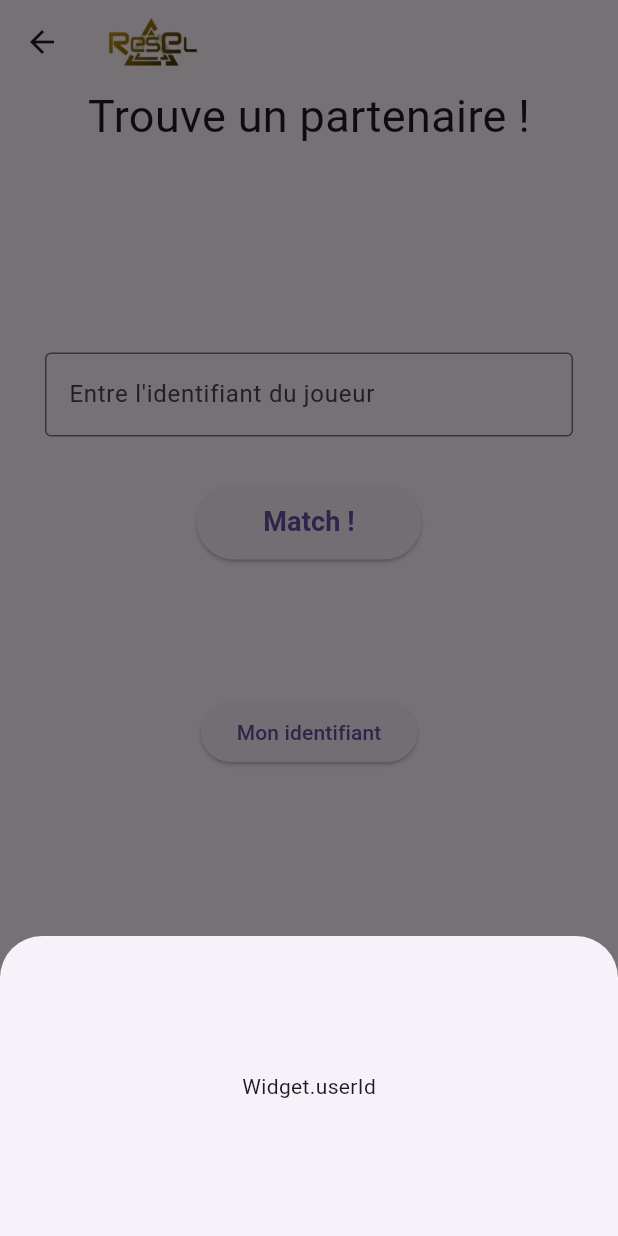
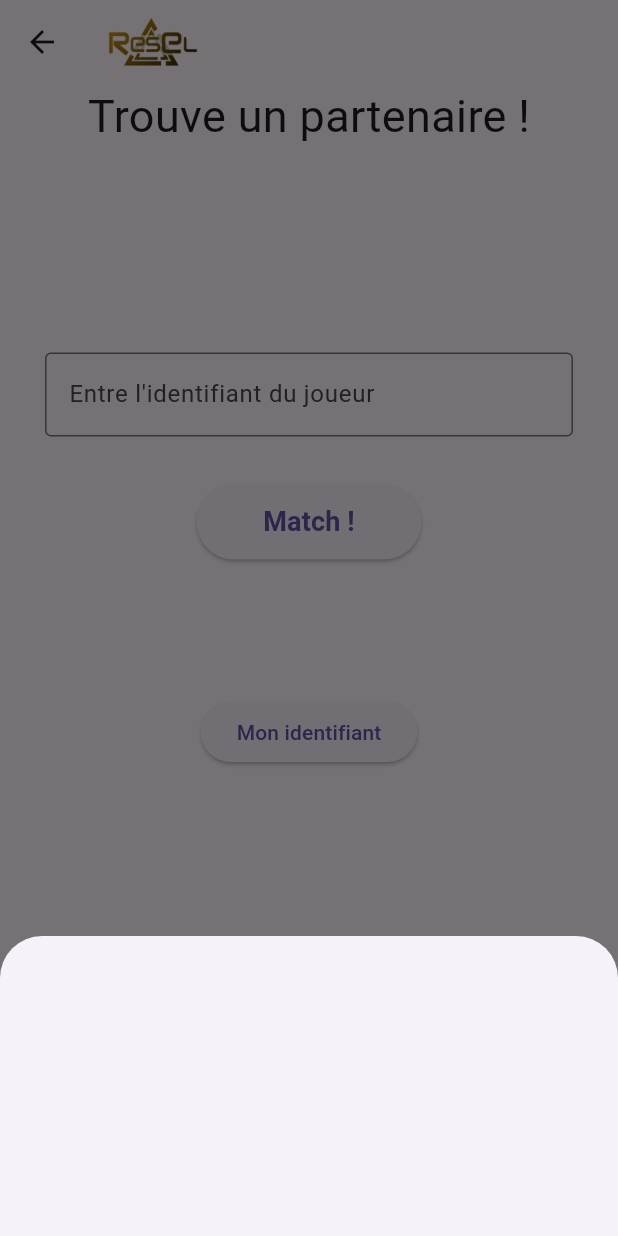
Before and after one commit to RayaneB75/multiplayer-wyr, a Flutter app: the FindMatchWindow screen opened directly with empty values, after a tap on "Mon identifiant", on a phone screen of 412 x 824 dp. Run offline on Flutter 3.47's test engine with Material 2 defaults, Android fonts, the phone set to English and light mode, and no system bars; our stand-ins replace flutter_dotenv; missing offline and left inert: universal_html; project files that could hold a hidden picture were left out.

Commit message:
fix: userId by clicking on button

```diff
--- a/front/lib/find_match.dart
+++ b/front/lib/find_match.dart
@@ -2,8 +2,8 @@ import 'package:flutter/material.dart';
 import 'package:frontend/wyr.dart';
 
 class FindMatchWindow extends StatelessWidget {
-  final String? token;
-  final int userId;
+  final String token;
+  final String userId;
 
   const FindMatchWindow({super.key, required this.token, required this.userId});
 
@@ -18,32 +18,8 @@ class FindMatchWindow extends StatelessWidget {
         ),
       ),
       body: Center(
-        child: Column(
-          children:<Widget>[
-            FindMatchForm(userId: userId),
-            // more if necessary
-          ]
-        )
-      ),
-    );
-  }
-}
-
-class FindMatchForm extends StatefulWidget {
-  final int userId;
-
-  const FindMatchForm({Key? key, required this.userId}) : super(key: key);
-
-  @override
-  State<FindMatchForm> createState() => _FindMatchFormState();
-
-}
-
-class _FindMatchFormState extends State<FindMatchForm> {
-
-  @override
-  Widget build(BuildContext context) {
-    return Column(
+        child: Column(children: <Widget>[
+          Column(
             mainAxisAlignment: MainAxisAlignment.center,
             crossAxisAlignment: CrossAxisAlignment.center,
             children: <Widget>[
@@ -53,7 +29,8 @@ class _FindMatchFormState extends State<FindMatchForm> {
               ),
               const SizedBox(height: 120),
               Padding(
-          padding: const EdgeInsets.symmetric(horizontal: 30, vertical: 16),
+                padding:
+                    const EdgeInsets.symmetric(horizontal: 30, vertical: 16),
                 child: TextFormField(
                   decoration: const InputDecoration(
                     border: OutlineInputBorder(),
@@ -62,7 +39,8 @@ class _FindMatchFormState extends State<FindMatchForm> {
                 ),
               ),
               Padding(
-          padding: const EdgeInsets.symmetric(horizontal: 8, vertical: 16),
+                padding:
+                    const EdgeInsets.symmetric(horizontal: 8, vertical: 16),
                 child: SizedBox(
                   height: 50,
                   width: 150,
@@ -70,18 +48,21 @@ class _FindMatchFormState extends State<FindMatchForm> {
                     onPressed: () {
                       Navigator.push(
                         context,
-                  MaterialPageRoute(builder: (context) => const WyrWindow()),
+                        MaterialPageRoute(
+                            builder: (context) => const WyrWindow()),
                       );
                     },
                     child: const Text(
                       'Match !',
-                style: TextStyle(fontSize: 18, fontWeight: FontWeight.bold),
+                      style:
+                          TextStyle(fontSize: 18, fontWeight: FontWeight.bold),
                     ),
                   ),
                 ),
               ),
               Padding(
-          padding: const EdgeInsets.symmetric(horizontal: 8, vertical: 75),
+                padding:
+                    const EdgeInsets.symmetric(horizontal: 8, vertical: 75),
                 child: ElevatedButton(
                   onPressed: () {
                     showModalBottomSheet<void>(
@@ -94,7 +75,7 @@ class _FindMatchFormState extends State<FindMatchForm> {
                               mainAxisAlignment: MainAxisAlignment.center,
                               mainAxisSize: MainAxisSize.min,
                               children: <Widget>[
-                         Text('$widget.userId'),
+                                Text(userId),
                                 // ElevatedButton(
                                 //   child: const Text('Close BottomSheet'),
                                 //   onPressed: () => Navigator.pop(context),
@@ -110,6 +91,9 @@ class _FindMatchFormState extends State<FindMatchForm> {
                 ),
               ),
             ],
+          ),
+        ]),
+      ),
     );
   }
 }
```
Lines whose indentation alone changed are shown as unchanged.
